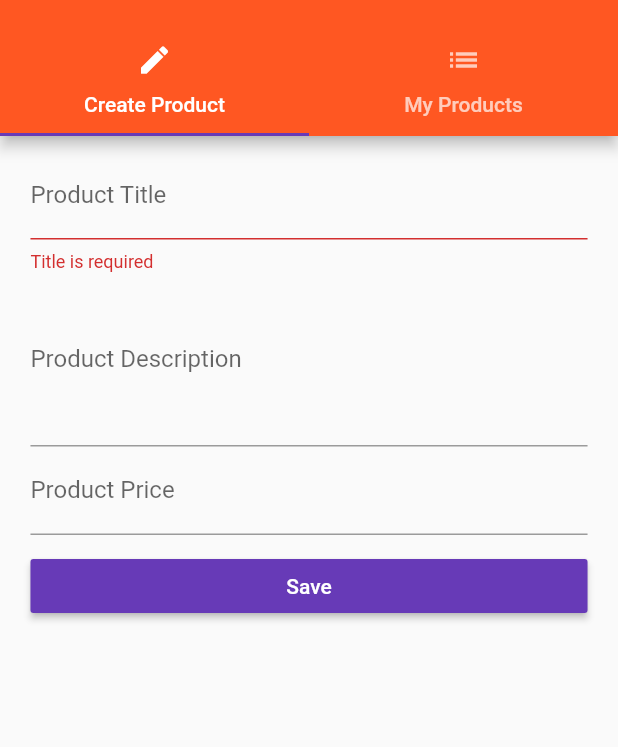
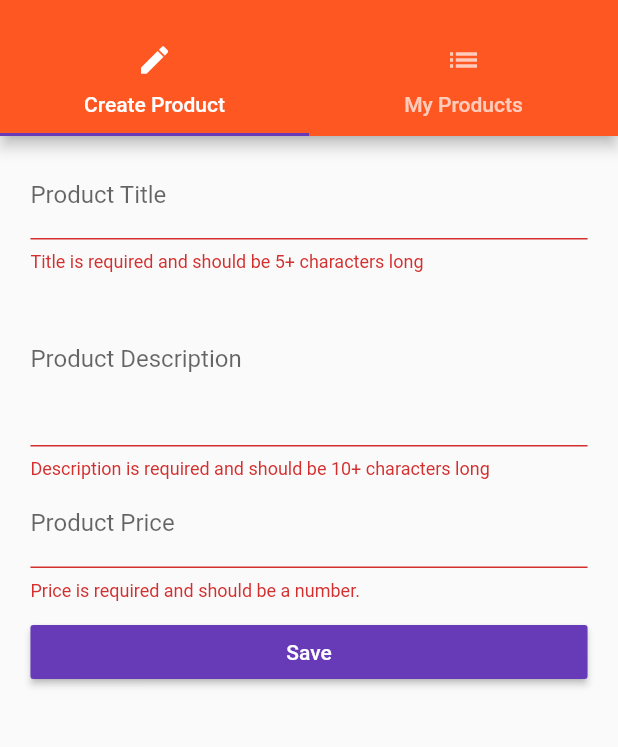
Before and after one commit to yaostyle/flutter-course, a Flutter app: the ProductsAdminPage screen opened by its route, after a tap on "Save", on a phone screen of 412 x 824 dp, the part 59-806 px from its top. Run offline on Flutter 3.47's test engine with Material 2 defaults, Android fonts, the phone set to English and light mode, and no system bars.

```diff
--- a/lib/pages/product_create.dart
+++ b/lib/pages/product_create.dart
@@ -22,8 +22,8 @@ class _ProductCreatePageState extends State<ProductCreatePage> {
       decoration: InputDecoration(labelText: 'Product Title'),
       validator: (String value) {
         // if (value.trim().length <= 0) {
-        if (value.isEmpty) {
-          return 'Title is required';
+        if (value.isEmpty || value.length < 5) {
+          return 'Title is required and should be 5+ characters long';
         }
       },
       onSaved: (String value) {
@@ -38,6 +38,12 @@ class _ProductCreatePageState extends State<ProductCreatePage> {
     return TextFormField(
       maxLines: 4,
       decoration: InputDecoration(labelText: 'Product Description'),
+      validator: (String value) {
+        // if (value.trim().length <= 0) {
+        if (value.isEmpty || value.length < 10) {
+          return 'Description is required and should be 10+ characters long';
+        }
+      },
       onSaved: (String value) {
         setState(() {
           _descriptionValue = value;
@@ -66,6 +72,12 @@ class _ProductCreatePageState extends State<ProductCreatePage> {
     return TextFormField(
       keyboardType: TextInputType.number,
       decoration: InputDecoration(labelText: 'Product Price'),
+      validator: (String value) {
+        // if (value.trim().length <= 0) {
+        if (value.isEmpty || !RegExp(r'^(?:[1-9]\d*|0)?(?:\.\d+)?$').hasMatch(value)) {
+          return 'Price is required and should be a number.';
+        }
+      },
       onSaved: (String value) {
         setState(() {
           _priceValue = double.parse(value);
```
